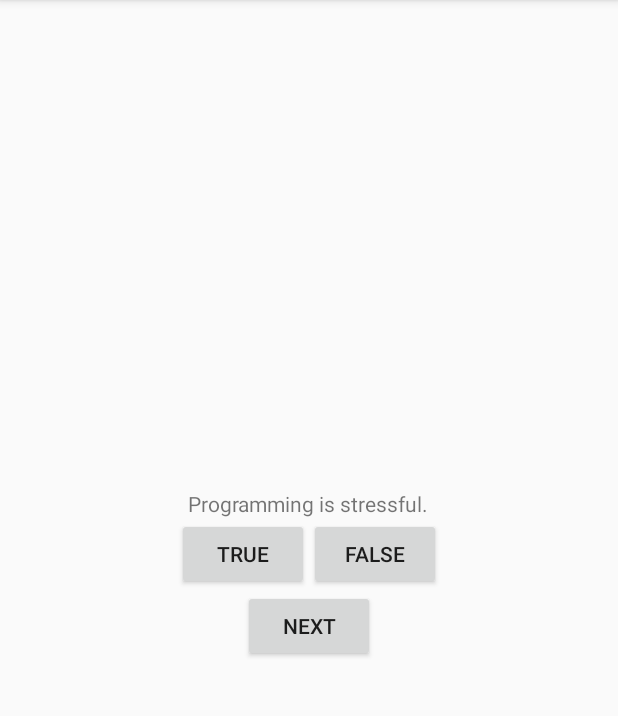
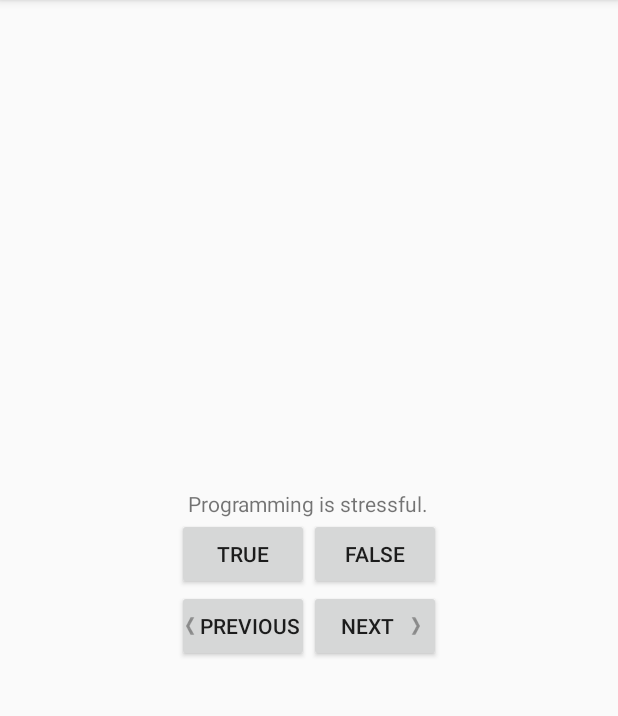
Before and after one commit to schilderp/App_Dev_Homework, an Android app: the screen it shows after launch (QuizActivity), on a phone screen of 412 x 824 dp, the part 84-800 px from its top. Run offline under Robolectric (Android 15) with nearby library versions, the phone set to English and light mode, and no system bars.

Commit message:
MVC Homework
Added button images.
Added a previous button.

```diff
--- a/QuizApp/app/src/main/java/edu/lewisu/cs/peterschilder/quizapp/QuizActivity.java
+++ b/QuizApp/app/src/main/java/edu/lewisu/cs/peterschilder/quizapp/QuizActivity.java
@@ -85,4 +85,11 @@ public class QuizActivity extends AppCompatActivity {
         }
     }
 
+    private class PreviousClickListener implements View.OnClickListener{
+        @Override
+        public void onClick(View v) {
+            currentIndex = (currentIndex - 1) % questions.length;
+            updateQuestion();
+        }
+    }
 }
--- a/QuizApp/app/src/main/res/layout/activity_quiz.xml
+++ b/QuizApp/app/src/main/res/layout/activity_quiz.xml
@@ -27,11 +27,28 @@
             android:text="@string/false_button"/>
     </LinearLayout>
 
-    <Button
+    <LinearLayout
+        android:layout_width="wrap_content"
+        android:layout_height="wrap_content"
+        android:orientation="horizontal" >
+
+        <Button
+            android:layout_width="wrap_content"
+            android:layout_height="wrap_content"
+            android:text="@string/previous"
+            android:id="@+id/previous_button"
+            android:drawableLeft="@drawable/arrow_left"
+            android:padding="4dp"
+            />
+
+        <Button
+        android:id="@+id/next_button"
         android:layout_width="wrap_content"
         android:layout_height="wrap_content"
         android:text="@string/next"
-        android:id="@+id/next_button"
-        android:layout_gravity="center_horizontal" />
+        android:layout_gravity="center_horizontal"
+        android:drawableRight="@drawable/arrow_right" />
+
+    </LinearLayout>
 
 </LinearLayout>
--- a/QuizApp/app/src/main/res/values/strings.xml
+++ b/QuizApp/app/src/main/res/values/strings.xml
@@ -9,4 +9,5 @@
     <string name="correct_toast">Correct :)</string>
     <string name="incorrect_toast">Incorrect :(</string>
     <string name="next">Next</string>
+    <string name="previous">Previous</string>
 </resources>
```
Also changed, not shown: QuizApp/app/src/main/res/drawable-hdpi/arrow_left.png (added), QuizApp/app/src/main/res/drawable-hdpi/arrow_right.png (added), QuizApp/app/src/main/res/drawable-mdpi/arrow_left.png (added), QuizApp/app/src/main/res/drawable-mdpi/arrow_right.png (added), QuizApp/app/src/main/res/drawable-xhdpi/arrow_left.png (added), QuizApp/app/src/main/res/drawable-xhdpi/arrow_right.png (added), QuizApp/app/src/main/res/drawable-xxhdpi/arrow_left.png (added), QuizApp/app/src/main/res/drawable-xxhdpi/arrow_right.png (added).
